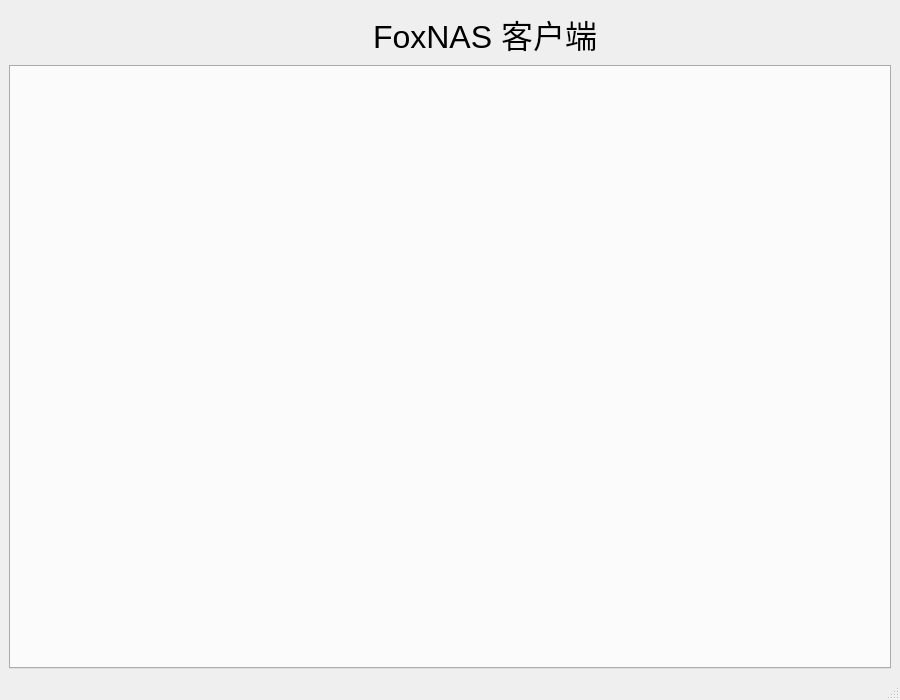
First picture: the form in src/MainWindow.ui, repository ProgramCX/FoxNAS, before the edit.
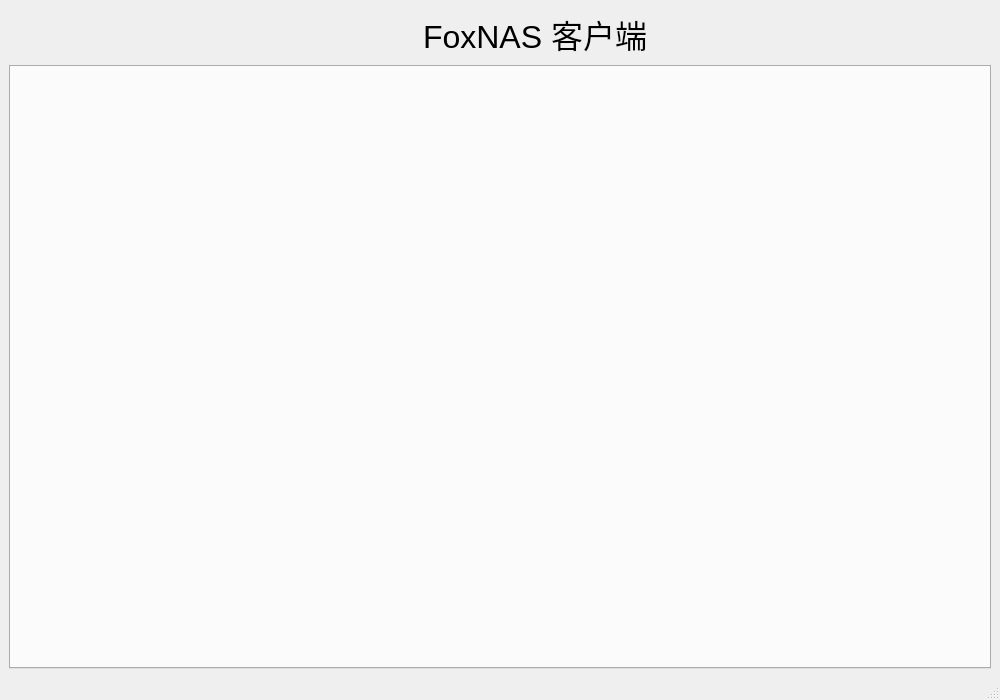
Second picture: the form after the edit. Icons and pictures are not drawn.

```diff
--- a/src/MainWindow.ui
+++ b/src/MainWindow.ui
@@ -6,7 +6,7 @@
    <rect>
     <x>0</x>
     <y>0</y>
-    <width>900</width>
+    <width>1000</width>
     <height>700</height>
    </rect>
   </property>
```
